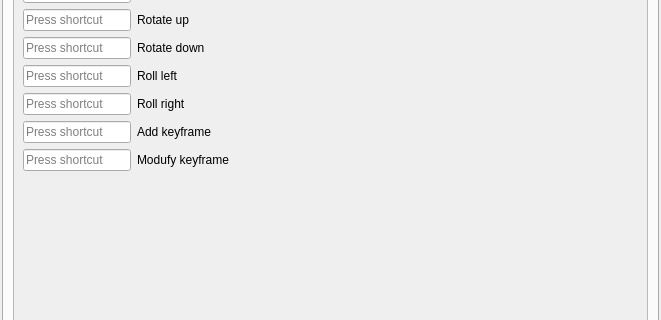
buddhi1980/mandelbulber2, file mandelbulber2/qt/preferences_dialog.ui: the form before one commit; both pictures show x 0 to 661 and y 318 to 638 of the 661 by 818 pixel window.
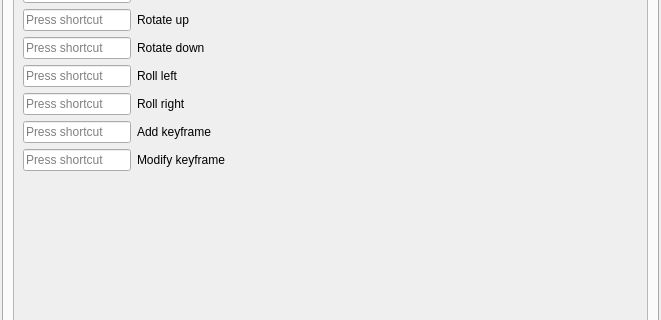
The form after the commit. The open tabs and pages were chosen to show the change. Icons and pictures are not drawn. Custom widgets are drawn as their Qt base class.

```diff
--- a/mandelbulber2/qt/preferences_dialog.ui
+++ b/mandelbulber2/qt/preferences_dialog.ui
@@ -1908,7 +1908,7 @@
            <item row="15" column="1">
             <widget class="QLabel" name="label_32">
              <property name="text">
-              <string>Modufy keyframe</string>
+              <string>Modify keyframe</string>
              </property>
             </widget>
            </item>
```
Left out of the diff: 16 changed lines with no effect on the pictures.
